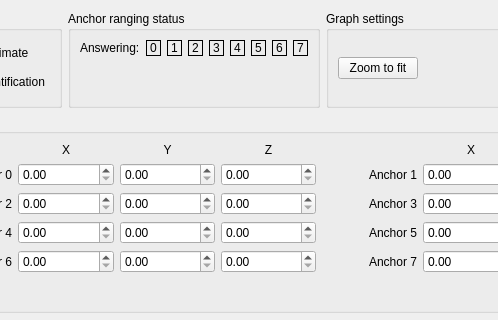
The window that src/cfclient/ui/tabs/locopositioning_tab.ui (bitcraze/crazyflie-clients-python) describes before a commit, drawn with Qt 5; both pictures show x 106 to 604 and y 0 to 320 of the 850 by 696 pixel window.
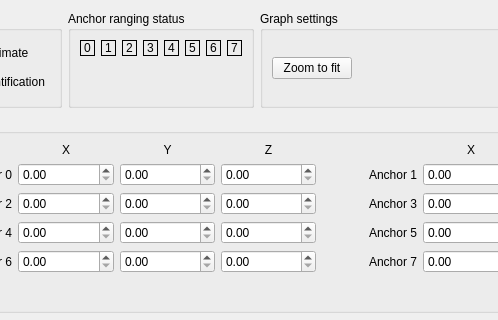
The same window after the commit.

Commit message: Removed Answering label for anchor status on LPS tab (#306)

Diff of the .ui file:
```diff
--- a/src/cfclient/ui/tabs/locopositioning_tab.ui
+++ b/src/cfclient/ui/tabs/locopositioning_tab.ui
@@ -63,13 +63,6 @@
            <layout class="QVBoxLayout" name="verticalLayout_6">
             <item>
              <layout class="QHBoxLayout" name="horizontalLayout_6">
-              <item>
-               <widget class="QLabel" name="label_7">
-                <property name="text">
-                 <string>Answering:</string>
-                </property>
-               </widget>
-              </item>
               <item>
                <widget class="QLabel" name="_status_a0">
                 <property name="frameShape">
```
